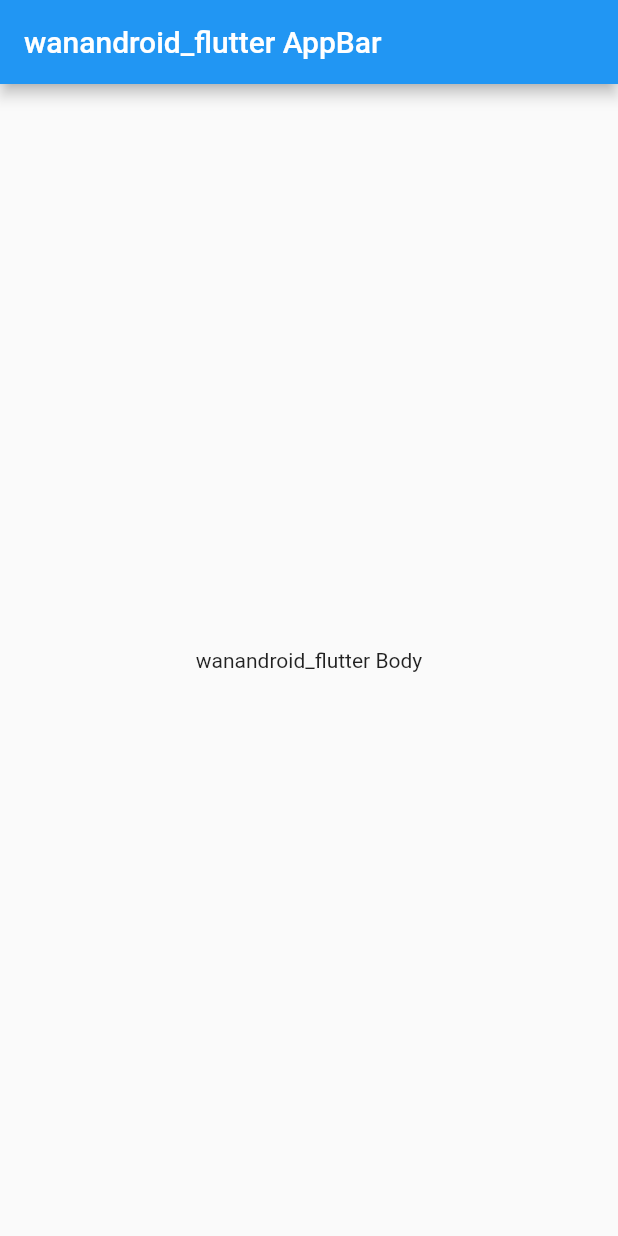
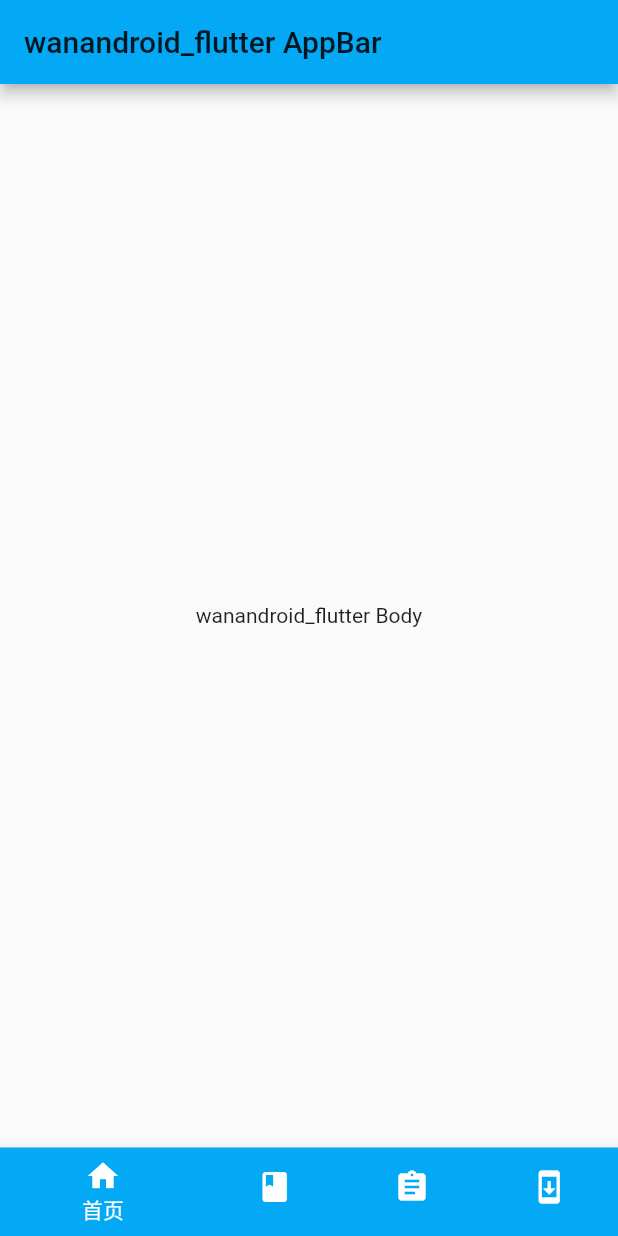
Before and after one commit to lijiankun24/WanAndroidFlutter, a Flutter app: the screen it shows after launch, on a phone screen of 412 x 824 dp. Run offline on Flutter 3.47's test engine with Material 2 defaults, Android fonts, the phone set to English and light mode, and no system bars; our stand-ins replace dio.

Commit message:
ADD：home_page bottomNavigationBar.

```diff
--- a/lib/main.dart
+++ b/lib/main.dart
@@ -13,6 +13,10 @@ class MyApp extends StatelessWidget {
   Widget build(BuildContext context) {
     return MaterialApp(
       title: 'WanAndroid-Flutter',
+      theme: ThemeData(
+        brightness: Brightness.light,
+        primaryColor: Colors.lightBlue,
+      ),
       home: HomePage(),
     );
   }
--- a/lib/page/home_page.dart
+++ b/lib/page/home_page.dart
@@ -18,6 +18,28 @@ class _HomeState extends BasePageState<HomePage> {
       body: Center(
         child: Text('wanandroid_flutter Body'),
       ),
+      bottomNavigationBar: BottomNavigationBar(items: [
+        BottomNavigationBarItem(
+          icon: Icon(Icons.home),
+          title: Text('首页'),
+          backgroundColor: Colors.lightBlue,
+        ),
+        BottomNavigationBarItem(
+          icon: Icon(Icons.book),
+          title: Text('项目'),
+          backgroundColor: Colors.lightBlue,
+        ),
+        BottomNavigationBarItem(
+          icon: Icon(Icons.assignment),
+          title: Text('动态'),
+          backgroundColor: Colors.lightBlue,
+        ),
+        BottomNavigationBarItem(
+          icon: Icon(Icons.system_update),
+          title: Text('体系'),
+          backgroundColor: Colors.lightBlue,
+        ),
+      ]),
     );
   }
 }
```
